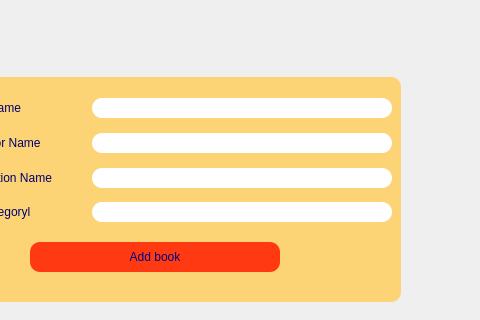
Old version of the form addform.ui in the repository fatemebd/Library; both pictures show x 171 to 651 and y 113 to 433 of the 651 by 568 pixel window.
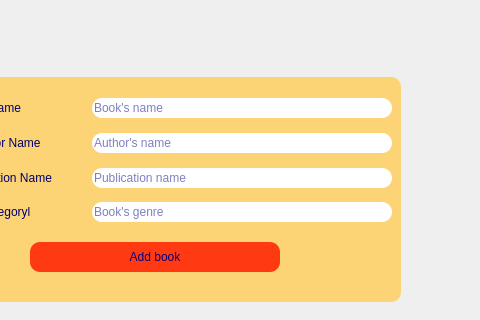
New version of the form. Icons and pictures are not drawn.

Diff of the .ui file:
```diff
--- a/addform.ui
+++ b/addform.ui
@@ -227,6 +227,12 @@
                <height>20</height>
               </size>
              </property>
+             <property name="toolTip">
+              <string>enter name</string>
+             </property>
+             <property name="placeholderText">
+              <string>Book's name</string>
+             </property>
             </widget>
            </item>
           </layout>
@@ -290,6 +296,12 @@
                <height>20</height>
               </size>
              </property>
+             <property name="toolTip">
+              <string>enter author</string>
+             </property>
+             <property name="placeholderText">
+              <string>Author's name</string>
+             </property>
             </widget>
            </item>
           </layout>
@@ -353,6 +365,12 @@
                <height>20</height>
               </size>
              </property>
+             <property name="toolTip">
+              <string>enter pub</string>
+             </property>
+             <property name="placeholderText">
+              <string>Publication name</string>
+             </property>
             </widget>
            </item>
           </layout>
@@ -416,6 +434,12 @@
                <height>20</height>
               </size>
              </property>
+             <property name="toolTip">
+              <string>enter category</string>
+             </property>
+             <property name="placeholderText">
+              <string>Book's genre</string>
+             </property>
             </widget>
            </item>
           </layout>
```
Left out of the diff: 84 changed lines with no effect on the pictures.
